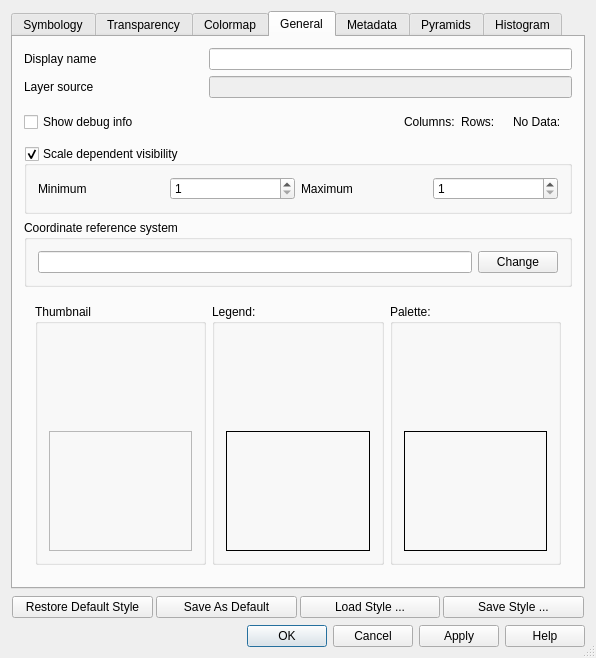
The window that src/ui/qgsrasterlayerpropertiesbase.ui (kadas-albireo/kadas-albireo) describes before a commit, drawn with Qt 5.
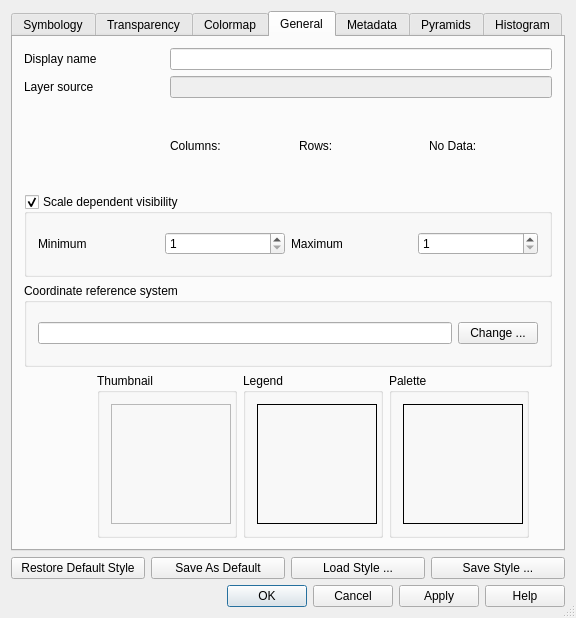
The same window after the commit. The open tabs and pages were chosen to show the change. Icons and pictures are not drawn.

Commit message: Tweaks for raster layer props and got rid of show debug overlay option

The edit to the form file:
```diff
--- a/src/ui/qgsrasterlayerpropertiesbase.ui
+++ b/src/ui/qgsrasterlayerpropertiesbase.ui
@@ -5,8 +5,8 @@
    <rect>
     <x>0</x>
     <y>0</y>
-    <width>596</width>
-    <height>658</height>
+    <width>576</width>
+    <height>588</height>
    </rect>
   </property>
   <property name="windowTitle" >
@@ -22,7 +22,7 @@
    <bool>true</bool>
   </property>
   <layout class="QGridLayout" >
-   <item row="0" column="0" >
+   <item row="0" column="0" colspan="4" >
     <widget class="QTabWidget" name="tabBar" >
      <property name="currentIndex" >
       <number>0</number>
@@ -223,6 +223,16 @@
               </item>
               <item row="3" column="3" colspan="2" >
                <layout class="QHBoxLayout" >
+                <item>
+                 <widget class="QToolButton" name="pbtnMakeBandCombinationDefault" >
+                  <property name="text" >
+                   <string>...</string>
+                  </property>
+                  <property name="icon" >
+                   <iconset>../../images/themes/default/mActionFileSave.png</iconset>
+                  </property>
+                 </widget>
+                </item>
                 <item>
                  <widget class="QLabel" name="labelDefaultBandCombination" >
                   <property name="text" >
@@ -230,28 +240,6 @@
                   </property>
                  </widget>
                 </item>
-                <item>
-                 <widget class="QPushButton" name="pbtnMakeBandCombinationDefault" >
-                  <property name="sizePolicy" >
-                   <sizepolicy vsizetype="Fixed" hsizetype="Fixed" >
-                    <horstretch>0</horstretch>
-                    <verstretch>0</verstretch>
-                   </sizepolicy>
-                  </property>
-                  <property name="toolTip" >
-                   <string>Save current band combination as default. This setting will be persistent between QGIS sessions.</string>
-                  </property>
-                  <property name="whatsThis" >
-                   <string>Save current band combination as a default. This setting will be persistent between QGIS sessions.</string>
-                  </property>
-                  <property name="text" >
-                   <string/>
-                  </property>
-                  <property name="icon" >
-                   <iconset>../../images/themes/default/mActionFileSave.png</iconset>
-                  </property>
-                 </widget>
-                </item>
                </layout>
               </item>
               <item row="4" column="0" colspan="5" >
@@ -277,7 +265,7 @@
               <item row="5" column="1" >
                <widget class="QLineEdit" name="leRedMin" >
                 <property name="sizePolicy" >
-                 <sizepolicy vsizetype="Minimum" hsizetype="Expanding" >
+                 <sizepolicy vsizetype="Fixed" hsizetype="Expanding" >
                   <horstretch>0</horstretch>
                   <verstretch>0</verstretch>
                  </sizepolicy>
@@ -328,7 +316,7 @@
               <item row="5" column="4" >
                <widget class="QLineEdit" name="leRedMax" >
                 <property name="sizePolicy" >
-                 <sizepolicy vsizetype="Minimum" hsizetype="Expanding" >
+                 <sizepolicy vsizetype="Fixed" hsizetype="Expanding" >
                   <horstretch>0</horstretch>
                   <verstretch>0</verstretch>
                  </sizepolicy>
@@ -366,7 +354,7 @@
               <item row="6" column="1" >
                <widget class="QLineEdit" name="leGreenMin" >
                 <property name="sizePolicy" >
-                 <sizepolicy vsizetype="Minimum" hsizetype="Expanding" >
+                 <sizepolicy vsizetype="Fixed" hsizetype="Expanding" >
                   <horstretch>0</horstretch>
                   <verstretch>0</verstretch>
                  </sizepolicy>
@@ -404,7 +392,7 @@
               <item row="6" column="4" >
                <widget class="QLineEdit" name="leGreenMax" >
                 <property name="sizePolicy" >
-                 <sizepolicy vsizetype="Minimum" hsizetype="Expanding" >
+                 <sizepolicy vsizetype="Fixed" hsizetype="Expanding" >
                   <horstretch>0</horstretch>
                   <verstretch>0</verstretch>
                  </sizepolicy>
@@ -442,7 +430,7 @@
               <item row="7" column="1" >
                <widget class="QLineEdit" name="leBlueMin" >
                 <property name="sizePolicy" >
-                 <sizepolicy vsizetype="Minimum" hsizetype="Expanding" >
+                 <sizepolicy vsizetype="Fixed" hsizetype="Expanding" >
                   <horstretch>0</horstretch>
                   <verstretch>0</verstretch>
                  </sizepolicy>
@@ -480,7 +468,7 @@
               <item row="7" column="4" >
                <widget class="QLineEdit" name="leBlueMax" >
                 <property name="sizePolicy" >
-                 <sizepolicy vsizetype="Minimum" hsizetype="Expanding" >
+                 <sizepolicy vsizetype="Fixed" hsizetype="Expanding" >
                   <horstretch>0</horstretch>
                   <verstretch>0</verstretch>
                  </sizepolicy>
@@ -511,6 +499,12 @@
               </item>
               <item row="8" column="4" >
                <widget class="QDoubleSpinBox" name="sboxThreeBandStdDev" >
+                <property name="sizePolicy" >
+                 <sizepolicy vsizetype="Fixed" hsizetype="Minimum" >
+                  <horstretch>0</horstretch>
+                  <verstretch>0</verstretch>
+                 </sizepolicy>
+                </property>
                 <property name="maximum" >
                  <double>10.000000000000000</double>
                 </property>
@@ -989,26 +983,13 @@
             </property>
            </widget>
           </item>
-          <item row="0" column="2" colspan="2" >
-           <spacer>
-            <property name="orientation" >
-             <enum>Qt::Horizontal</enum>
-            </property>
-            <property name="sizeHint" >
-             <size>
-              <width>261</width>
-              <height>20</height>
-             </size>
-            </property>
-           </spacer>
-          </item>
-          <item row="1" column="0" >
+          <item row="0" column="1" colspan="2" >
            <widget class="QComboBox" name="cboxTransparencyBand" >
             <property name="enabled" >
              <bool>false</bool>
             </property>
             <property name="sizePolicy" >
-             <sizepolicy vsizetype="Fixed" hsizetype="Fixed" >
+             <sizepolicy vsizetype="Fixed" hsizetype="Expanding" >
               <horstretch>0</horstretch>
               <verstretch>0</verstretch>
              </sizepolicy>
@@ -1021,27 +1002,14 @@
             </property>
            </widget>
           </item>
-          <item row="1" column="2" colspan="2" >
-           <spacer>
-            <property name="orientation" >
-             <enum>Qt::Horizontal</enum>
-            </property>
-            <property name="sizeHint" >
-             <size>
-              <width>261</width>
-              <height>20</height>
-             </size>
-            </property>
-           </spacer>
-          </item>
-          <item row="3" column="0" colspan="3" >
+          <item row="1" column="0" colspan="2" >
            <widget class="QLabel" name="label_2" >
             <property name="text" >
              <string>Transparent pixel list</string>
             </property>
            </widget>
           </item>
-          <item row="4" column="0" colspan="3" >
+          <item row="2" column="0" colspan="2" >
            <widget class="QTableWidget" name="tableTransparency" >
             <property name="verticalScrollBarPolicy" >
              <enum>Qt::ScrollBarAsNeeded</enum>
@@ -1066,7 +1034,7 @@
             </property>
            </widget>
           </item>
-          <item row="4" column="3" >
+          <item row="2" column="2" >
            <layout class="QVBoxLayout" >
             <property name="leftMargin" >
              <number>11</number>
@@ -1176,19 +1144,6 @@
             </item>
            </layout>
           </item>
-          <item row="2" column="0" >
-           <spacer>
-            <property name="orientation" >
-             <enum>Qt::Vertical</enum>
-            </property>
-            <property name="sizeHint" >
-             <size>
-              <width>20</width>
-              <height>40</height>
-             </size>
-            </property>
-           </spacer>
-          </item>
          </layout>
         </widget>
        </item>
@@ -1199,33 +1154,17 @@
        <string>Colormap</string>
       </attribute>
       <layout class="QGridLayout" >
-       <item row="0" column="0" colspan="3" >
-        <layout class="QHBoxLayout" >
-         <property name="leftMargin" >
-          <number>11</number>
-         </property>
-         <property name="topMargin" >
-          <number>11</number>
-         </property>
-         <property name="rightMargin" >
-          <number>11</number>
-         </property>
-         <property name="bottomMargin" >
-          <number>11</number>
-         </property>
-         <item>
+       <item row="0" column="0" colspan="2" >
           <widget class="QLabel" name="mColorInterpolationLabel" >
            <property name="text" >
             <string>Color interpolation</string>
            </property>
           </widget>
          </item>
-         <item>
+       <item row="0" column="2" colspan="2" >
           <widget class="QComboBox" name="cboxColorInterpolation" />
          </item>
-        </layout>
-       </item>
-       <item row="0" column="3" colspan="6" >
+       <item row="0" column="4" colspan="7" >
         <spacer>
          <property name="orientation" >
           <enum>Qt::Horizontal</enum>
@@ -1245,21 +1184,21 @@
          </property>
         </widget>
        </item>
-       <item row="1" column="1" >
+       <item row="1" column="1" colspan="2" >
         <widget class="QPushButton" name="mDeleteEntryButton" >
          <property name="text" >
           <string>Delete entry</string>
          </property>
         </widget>
        </item>
-       <item row="1" column="2" colspan="2" >
+       <item row="1" column="3" colspan="2" >
         <widget class="QPushButton" name="pbtnSortColorMap" >
          <property name="text" >
           <string>Sort</string>
          </property>
         </widget>
        </item>
-       <item row="1" column="4" >
+       <item row="1" column="5" >
         <spacer>
          <property name="orientation" >
           <enum>Qt::Horizontal</enum>
@@ -1272,15 +1211,10 @@
          </property>
         </spacer>
        </item>
-       <item row="1" column="5" >
-        <layout class="QHBoxLayout" >
-         <property name="leftMargin" >
-          <number>11</number>
-         </property>
-         <item>
+       <item row="1" column="6" >
           <widget class="QComboBox" name="cboxColorMapBand" />
          </item>
-         <item>
+       <item row="1" column="7" >
           <widget class="QToolButton" name="pbtnLoadColorMapFromBand" >
            <property name="toolTip" >
             <string>Load color map from band</string>
@@ -1293,9 +1227,7 @@
            </property>
           </widget>
          </item>
-        </layout>
-       </item>
-       <item row="1" column="6" >
+       <item row="1" column="8" >
         <spacer>
          <property name="orientation" >
           <enum>Qt::Horizontal</enum>
@@ -1311,7 +1243,7 @@
          </property>
         </spacer>
        </item>
-       <item row="1" column="7" >
+       <item row="1" column="9" >
         <widget class="QToolButton" name="pbtnLoadColorMapFromFile" >
          <property name="toolTip" >
           <string>Load color map from file</string>
@@ -1324,7 +1256,7 @@
          </property>
         </widget>
        </item>
-       <item row="1" column="8" >
+       <item row="1" column="10" >
         <widget class="QToolButton" name="pbtnExportColorMapToFile" >
          <property name="toolTip" >
           <string>Export color map to file</string>
@@ -1337,7 +1269,7 @@
          </property>
         </widget>
        </item>
-       <item row="2" column="0" colspan="9" >
+       <item row="2" column="0" colspan="11" >
         <widget class="QTreeWidget" name="mColormapTreeWidget" >
          <property name="columnCount" >
           <number>3</number>
@@ -1359,34 +1291,20 @@
          </column>
         </widget>
        </item>
-       <item row="3" column="0" colspan="9" >
+       <item row="3" column="0" colspan="11" >
         <widget class="QGroupBox" name="groupBox_9" >
          <property name="title" >
           <string>Generate new color map</string>
          </property>
-         <layout class="QHBoxLayout" >
-          <item>
-           <layout class="QHBoxLayout" >
-            <property name="leftMargin" >
-             <number>11</number>
-            </property>
-            <property name="topMargin" >
-             <number>11</number>
-            </property>
-            <property name="rightMargin" >
-             <number>11</number>
-            </property>
-            <property name="bottomMargin" >
-             <number>11</number>
-            </property>
-            <item>
+         <layout class="QGridLayout" >
+          <item row="0" column="0" >
              <widget class="QLabel" name="mNumberOfEntriesLabel" >
               <property name="text" >
                <string>Number of entries</string>
               </property>
              </widget>
             </item>
-            <item>
+          <item row="0" column="1" >
              <widget class="QSpinBox" name="sboxNumberOfEntries" >
               <property name="sizePolicy" >
                <sizepolicy vsizetype="Fixed" hsizetype="Fixed" >
@@ -1395,39 +1313,21 @@
                </sizepolicy>
               </property>
               <property name="maximum" >
-               <number>256</number>
+             <number>255</number>
               </property>
              </widget>
             </item>
-           </layout>
-          </item>
-          <item>
-           <layout class="QHBoxLayout" >
-            <property name="leftMargin" >
-             <number>11</number>
-            </property>
-            <property name="topMargin" >
-             <number>11</number>
-            </property>
-            <property name="rightMargin" >
-             <number>11</number>
-            </property>
-            <property name="bottomMargin" >
-             <number>11</number>
-            </property>
-            <item>
+          <item row="0" column="2" >
              <widget class="QLabel" name="mClassificationModeLabel" >
               <property name="text" >
                <string>Classification mode</string>
               </property>
              </widget>
             </item>
-            <item>
+          <item row="0" column="3" >
              <widget class="QComboBox" name="cboxClassificationMode" />
             </item>
-           </layout>
-          </item>
-          <item>
+          <item row="0" column="4" >
            <widget class="QPushButton" name="mClassifyButton" >
             <property name="text" >
              <string>Classify</string>
@@ -1444,54 +1344,80 @@
        <string>General</string>
       </attribute>
       <layout class="QGridLayout" >
-       <property name="leftMargin" >
-        <number>11</number>
-       </property>
-       <property name="topMargin" >
-        <number>11</number>
-       </property>
-       <property name="rightMargin" >
-        <number>11</number>
-       </property>
-       <property name="bottomMargin" >
-        <number>11</number>
-       </property>
-       <item row="4" column="0" colspan="3" >
-        <widget class="QGroupBox" name="grpSRS" >
-         <property name="title" >
-          <string>Coordinate reference system</string>
+       <item row="0" column="0" colspan="2" >
+        <widget class="QLabel" name="lblDisplayName" >
+         <property name="text" >
+          <string>Display name</string>
+         </property>
+         <property name="buddy" >
+          <cstring>leDisplayName</cstring>
+         </property>
+        </widget>
+       </item>
+       <item row="0" column="2" colspan="4" >
+        <widget class="QLineEdit" name="leDisplayName" />
+       </item>
+       <item row="1" column="0" colspan="2" >
+        <widget class="QLabel" name="lblLayerSource" >
+         <property name="text" >
+          <string>Layer source</string>
+         </property>
+         <property name="buddy" >
+          <cstring>leLayerSource</cstring>
+         </property>
+        </widget>
+       </item>
+       <item row="1" column="2" colspan="4" >
+        <widget class="QLineEdit" name="leLayerSource" >
+         <property name="enabled" >
+          <bool>false</bool>
          </property>
+        </widget>
+       </item>
+       <item row="2" column="2" colspan="4" >
          <layout class="QGridLayout" >
-          <property name="leftMargin" >
-           <number>11</number>
-          </property>
-          <property name="topMargin" >
-           <number>11</number>
-          </property>
-          <property name="rightMargin" >
-           <number>11</number>
-          </property>
-          <property name="bottomMargin" >
-           <number>11</number>
-          </property>
-          <item row="0" column="1" >
-           <widget class="QPushButton" name="pbnChangeSpatialRefSys" >
-            <property name="text" >
-             <string>Change</string>
-            </property>
-           </widget>
-          </item>
           <item row="0" column="0" >
-           <widget class="QLineEdit" name="leSpatialRefSys" >
-            <property name="readOnly" >
-             <bool>true</bool>
+          <widget class="QLabel" name="lblColumns" >
+           <property name="sizePolicy" >
+            <sizepolicy vsizetype="Minimum" hsizetype="Minimum" >
+             <horstretch>0</horstretch>
+             <verstretch>0</verstretch>
+            </sizepolicy>
+           </property>
+           <property name="text" >
+            <string>Columns:</string>
+           </property>
+          </widget>
+         </item>
+         <item row="0" column="1" >
+          <widget class="QLabel" name="lblRows" >
+           <property name="sizePolicy" >
+            <sizepolicy vsizetype="Minimum" hsizetype="Minimum" >
+             <horstretch>0</horstretch>
+             <verstretch>0</verstretch>
+            </sizepolicy>
+           </property>
+           <property name="text" >
+            <string>Rows:</string>
+           </property>
+          </widget>
+         </item>
+         <item row="0" column="2" >
+          <widget class="QLabel" name="lblNoData" >
+           <property name="sizePolicy" >
+            <sizepolicy vsizetype="Minimum" hsizetype="Minimum" >
+             <horstretch>0</horstretch>
+             <verstretch>0</verstretch>
+            </sizepolicy>
+           </property>
+           <property name="text" >
+            <string>No Data:</string>
             </property>
            </widget>
           </item>
          </layout>
-        </widget>
        </item>
-       <item row="3" column="0" colspan="3" >
+       <item row="3" column="0" colspan="6" >
         <widget class="QGroupBox" name="chkUseScaleDependentRendering" >
          <property name="title" >
           <string>Scale dependent visibility</string>
@@ -1561,15 +1487,12 @@
          </layout>
         </widget>
        </item>
-       <item row="2" column="0" colspan="2" >
-        <widget class="QCheckBox" name="cboxShowDebugInfo" >
-         <property name="text" >
-          <string>Show debug info</string>
+       <item row="4" column="0" colspan="6" >
+        <widget class="QGroupBox" name="grpSRS" >
+         <property name="title" >
+          <string>Coordinate reference system</string>
          </property>
-        </widget>
-       </item>
-       <item row="2" column="2" >
-        <layout class="QHBoxLayout" >
+         <layout class="QGridLayout" >
          <property name="leftMargin" >
           <number>11</number>
          </property>
@@ -1582,108 +1505,49 @@
          <property name="bottomMargin" >
           <number>11</number>
          </property>
-         <item>
-          <widget class="QLabel" name="lblColumns" >
+          <item row="0" column="1" >
+           <widget class="QPushButton" name="pbnChangeSpatialRefSys" >
            <property name="text" >
-            <string>Columns:</string>
-           </property>
-          </widget>
-         </item>
-         <item>
-          <widget class="QLabel" name="lblRows" >
-           <property name="text" >
-            <string>Rows:</string>
-           </property>
-          </widget>
-         </item>
-         <item>
-          <widget class="QLabel" name="lblNoData" >
-           <property name="text" >
-            <string>No Data:</string>
-           </property>
-          </widget>
-         </item>
-        </layout>
-       </item>
-       <item row="1" column="0" >
-        <widget class="QLabel" name="lblLayerSource" >
-         <property name="text" >
-          <string>Layer source</string>
-         </property>
-         <property name="buddy" >
-          <cstring>leLayerSource</cstring>
-         </property>
-        </widget>
-       </item>
-       <item row="1" column="1" colspan="2" >
-        <widget class="QLineEdit" name="leLayerSource" >
-         <property name="enabled" >
-          <bool>false</bool>
-         </property>
-        </widget>
-       </item>
-       <item row="0" column="1" colspan="2" >
-        <widget class="QLineEdit" name="leDisplayName" />
+             <string>Change ...</string>
+            </property>
+           </widget>
        </item>
        <item row="0" column="0" >
-        <widget class="QLabel" name="lblDisplayName" >
-         <property name="text" >
-          <string>Display name</string>
-         </property>
-         <property name="buddy" >
-          <cstring>leDisplayName</cstring>
-         </property>
-        </widget>
-       </item>
-       <item row="5" column="0" colspan="3" >
-        <layout class="QHBoxLayout" >
-         <property name="leftMargin" >
-          <number>11</number>
+           <widget class="QLineEdit" name="leSpatialRefSys" >
+            <property name="readOnly" >
+             <bool>true</bool>
+            </property>
+           </widget>
+          </item>
+         </layout>
+        </widget>
+       </item>
+       <item row="5" column="0" >
+        <spacer>
+         <property name="orientation" >
+          <enum>Qt::Horizontal</enum>
          </property>
-         <property name="topMargin" >
-          <number>11</number>
+         <property name="sizeHint" >
+          <size>
+           <width>21</width>
+           <height>20</height>
+          </size>
          </property>
-         <property name="rightMargin" >
-          <number>11</number>
-         </property>
-         <property name="bottomMargin" >
-          <number>11</number>
-         </property>
-         <item>
+        </spacer>
+       </item>
+       <item row="5" column="1" colspan="2" >
           <widget class="QGroupBox" name="groupBox10" >
+         <property name="maximumSize" >
+          <size>
+           <width>140</width>
+           <height>16777215</height>
+          </size>
+         </property>
            <property name="title" >
             <string>Thumbnail</string>
            </property>
            <layout class="QGridLayout" >
-            <property name="leftMargin" >
-             <number>11</number>
-            </property>
-            <property name="topMargin" >
-             <number>11</number>
-            </property>
-            <property name="rightMargin" >
-             <number>11</number>
-            </property>
-            <property name="bottomMargin" >
-             <number>11</number>
-            </property>
             <item row="0" column="0" >
-             <spacer>
-              <property name="orientation" >
-               <enum>Qt::Vertical</enum>
-              </property>
-              <property name="sizeType" >
-               <enum>QSizePolicy::Expanding</enum>
-              </property>
-              <property name="sizeHint" >
-               <size>
-                <width>20</width>
-                <height>31</height>
-               </size>
-              </property>
-             </spacer>
-            </item>
-            <item row="1" column="0" >
              <widget class="QLabel" name="pixmapThumbnail" >
               <property name="minimumSize" >
                <size>
@@ -1691,6 +1555,12 @@
                 <height>120</height>
                </size>
               </property>
+            <property name="maximumSize" >
+             <size>
+              <width>120</width>
+              <height>120</height>
+             </size>
+            </property>
               <property name="frameShape" >
                <enum>QFrame::StyledPanel</enum>
               </property>
@@ -1702,41 +1572,19 @@
            </layout>
           </widget>
          </item>
-         <item>
+       <item row="5" column="3" >
           <widget class="QGroupBox" name="groupBox9" >
+         <property name="maximumSize" >
+          <size>
+           <width>140</width>
+           <height>16777215</height>
+          </size>
+         </property>
            <property name="title" >
-            <string>Legend:</string>
+          <string>Legend</string>
            </property>
            <layout class="QGridLayout" >
-            <property name="leftMargin" >
-             <number>11</number>
-            </property>
-            <property name="topMargin" >
-             <number>11</number>
-            </property>
-            <property name="rightMargin" >
-             <number>11</number>
-            </property>
-            <property name="bottomMargin" >
-             <number>11</number>
-            </property>
             <item row="0" column="0" >
-             <spacer>
-              <property name="orientation" >
-               <enum>Qt::Vertical</enum>
-              </property>
-              <property name="sizeType" >
-               <enum>QSizePolicy::Expanding</enum>
-              </property>
-              <property name="sizeHint" >
-               <size>
-                <width>20</width>
-                <height>71</height>
-               </size>
-              </property>
-             </spacer>
-            </item>
-            <item row="1" column="0" >
              <widget class="QLabel" name="pixmapLegend" >
               <property name="minimumSize" >
                <size>
@@ -1744,6 +1592,12 @@
                 <height>120</height>
                </size>
               </property>
+            <property name="maximumSize" >
+             <size>
+              <width>120</width>
+              <height>120</height>
+             </size>
+            </property>
               <property name="frameShape" >
                <enum>QFrame::Box</enum>
               </property>
@@ -1755,41 +1609,19 @@
            </layout>
           </widget>
          </item>
-         <item>
+       <item row="5" column="4" >
           <widget class="QGroupBox" name="groupBox8" >
+         <property name="maximumSize" >
+          <size>
+           <width>140</width>
+           <height>16777215</height>
+          </size>
+         </property>
            <property name="title" >
-            <string>Palette:</string>
+          <string>Palette</string>
            </property>
            <layout class="QGridLayout" >
-            <property name="leftMargin" >
-             <number>11</number>
-            </property>
-            <property name="topMargin" >
-             <number>11</number>
-            </property>
-            <property name="rightMargin" >
-             <number>11</number>
-            </property>
-            <property name="bottomMargin" >
-             <number>11</number>
-            </property>
             <item row="0" column="0" >
-             <spacer>
-              <property name="orientation" >
-               <enum>Qt::Vertical</enum>
-              </property>
-              <property name="sizeType" >
-               <enum>QSizePolicy::Expanding</enum>
-              </property>
-              <property name="sizeHint" >
-               <size>
-                <width>20</width>
-                <height>61</height>
-               </size>
-              </property>
-             </spacer>
-            </item>
-            <item row="1" column="0" >
              <widget class="QLabel" name="pixmapPalette" >
               <property name="minimumSize" >
                <size>
@@ -1797,6 +1629,12 @@
                 <height>120</height>
                </size>
               </property>
+            <property name="maximumSize" >
+             <size>
+              <width>120</width>
+              <height>120</height>
+             </size>
+            </property>
               <property name="frameShape" >
                <enum>QFrame::Box</enum>
               </property>
@@ -1808,7 +1646,18 @@
            </layout>
           </widget>
          </item>
-        </layout>
+       <item row="5" column="5" >
+        <spacer>
+         <property name="orientation" >
+          <enum>Qt::Horizontal</enum>
+         </property>
+         <property name="sizeHint" >
+          <size>
+           <width>21</width>
+           <height>20</height>
+          </size>
+         </property>
+        </spacer>
        </item>
       </layout>
      </widget>
@@ -1864,8 +1713,8 @@
          <property name="html" >
           <string>&lt;html>&lt;head>&lt;meta name="qrichtext" content="1" />&lt;style type="text/css">
 p, li { white-space: pre-wrap; }
-&lt;/style>&lt;/head>&lt;body style=" font-family:'Sans Serif'; font-size:9pt; font-weight:400; font-style:normal;">
-&lt;p style="-qt-paragraph-type:empty; margin-top:0px; margin-bottom:0px; margin-left:0px; margin-right:0px; -qt-block-indent:0; text-indent:0px;">&lt;/p>&lt;/body>&lt;/html></string>
+&lt;/style>&lt;/head>&lt;body style=" font-family:'Verdana'; font-size:10pt; font-weight:400; font-style:normal;">
+&lt;p style="-qt-paragraph-type:empty; margin-top:0px; margin-bottom:0px; margin-left:0px; margin-right:0px; -qt-block-indent:0; text-indent:0px; font-family:'Sans Serif'; font-size:9pt;">&lt;/p>&lt;/body>&lt;/html></string>
          </property>
         </widget>
        </item>
@@ -2103,53 +1952,34 @@
     </widget>
    </item>
    <item row="1" column="0" >
-    <layout class="QHBoxLayout" >
-     <property name="spacing" >
-      <number>3</number>
-     </property>
-     <property name="leftMargin" >
-      <number>1</number>
-     </property>
-     <property name="topMargin" >
-      <number>1</number>
-     </property>
-     <property name="rightMargin" >
-      <number>1</number>
-     </property>
-     <property name="bottomMargin" >
-      <number>1</number>
-     </property>
-     <item>
       <widget class="QPushButton" name="pbnLoadDefaultStyle" >
        <property name="text" >
         <string>Restore Default Style</string>
        </property>
       </widget>
      </item>
-     <item>
+   <item row="1" column="1" >
       <widget class="QPushButton" name="pbnSaveDefaultStyle" >
        <property name="text" >
         <string>Save As Default</string>
        </property>
       </widget>
      </item>
-     <item>
+   <item row="1" column="2" >
       <widget class="QPushButton" name="pbnLoadStyle" >
        <property name="text" >
         <string>Load Style ...</string>
        </property>
       </widget>
      </item>
-     <item>
+   <item row="1" column="3" >
       <widget class="QPushButton" name="pbnSaveStyleAs" >
        <property name="text" >
         <string>Save Style ...</string>
        </property>
       </widget>
      </item>
-    </layout>
-   </item>
-   <item row="2" column="0" >
+   <item row="2" column="0" colspan="4" >
     <widget class="QDialogButtonBox" name="buttonBox" >
      <property name="orientation" >
       <enum>Qt::Horizontal</enum>
```
Left out of the diff: 1 changed line with no effect on the pictures. Lines whose indentation alone changed are shown as unchanged. The commit also changes 1 other file.
